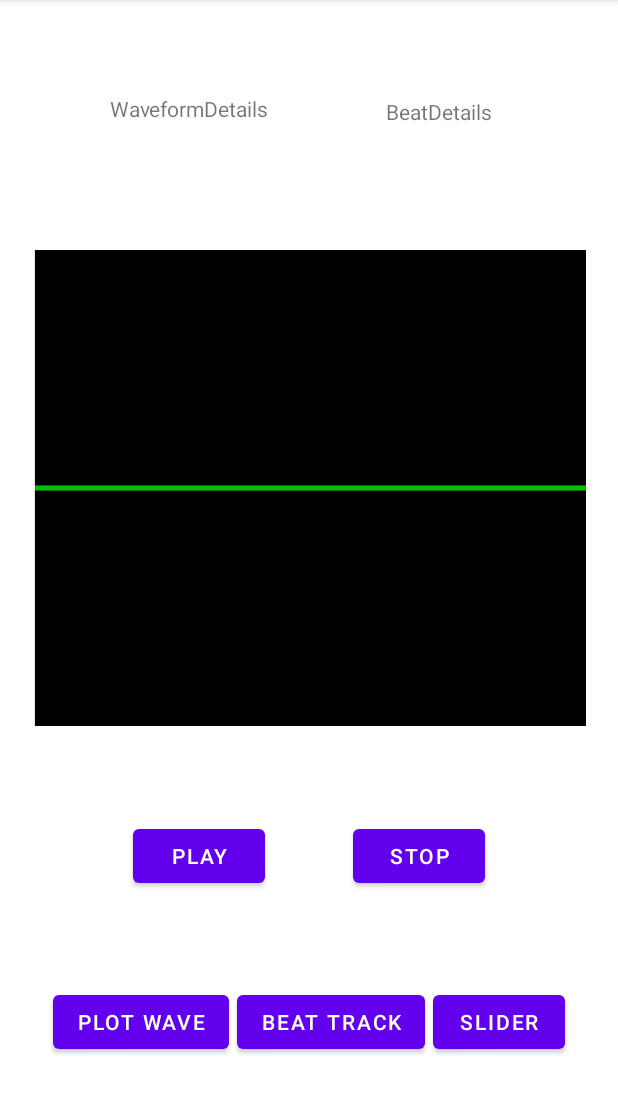
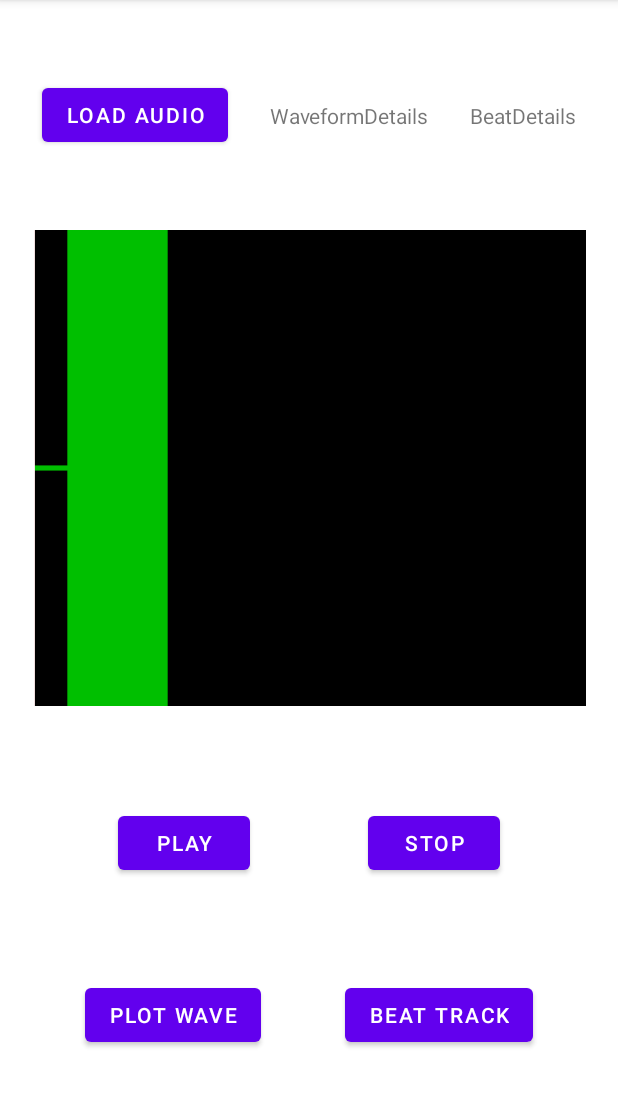
Before and after one commit to leonardltk/AndroidAudioWaveViewer, an Android app: the screen it shows after launch (MainActivity), after a tap on "PLAY", on a phone screen of 412 x 824 dp, the part 84-1198 px from its top. Run offline under Robolectric (Android 15) with nearby library versions, the phone set to English and light mode, and no system bars; 2 statements that could not run were skipped.

Commit message:
Added Slider.     MainActivity.java :         Added SliderView         playIT() : To have slider when playing audio         Added LoadAudio button and function.         dispWave_Canvas() : Only used to display audio from LoadAudio(), not to get audio itself.
    WaveformView.java :
        Included SkipSample to show a coarser resolution of waveform.

    activity_main.xml :
        Included LoadAudio button.
        Fixed layout to be wrap content instead of layout_margin*.
        Added a ConstraintLayout within the HorizontalScrollView.
        Packed WaveformView & SliderView within this ConstraintLayout.

```diff
--- a/app/src/main/java/com/example/audio_v2/MainActivity.java
+++ b/app/src/main/java/com/example/audio_v2/MainActivity.java
@@ -6,8 +6,6 @@ import android.content.Context;
 import android.media.MediaPlayer;
 import android.os.Bundle;
 import android.view.View;
-import android.widget.HorizontalScrollView;
-import android.widget.ScrollView;
 import android.widget.TextView;
 
 import java.io.FileInputStream;
@@ -36,6 +34,8 @@ public class MainActivity extends AppCompatActivity {
     ArrayList<Integer> Beats;
     /* -- Canvas Params -- */
     private WaveformView mWaveformView;
+    /* -- Canvas Params -- */
+    private SliderView mSliderView;
 
 
     /** ------------ When App start, run these by default ------------ */
@@ -52,6 +52,9 @@ public class MainActivity extends AppCompatActivity {
 
         /* WaveformView Canvas */
         mWaveformView = (WaveformView) findViewById(R.id.waveformView);
+
+        /** SliderView Canvas */
+        mSliderView = (SliderView) findViewById(R.id.sliderview);
     }
     /* When pause the application, stop the song. */
     @Override
@@ -65,6 +68,7 @@ public class MainActivity extends AppCompatActivity {
     /* Play button. */
     public void playIT(View v){
         mySong.start();
+        mSliderView.Draw1(3*16000);
     }
     /* Stop button. */
     public void stopIT(View v){
@@ -73,7 +77,7 @@ public class MainActivity extends AppCompatActivity {
     }
 
 
-    /** ------------ Displaying Waveform ------------ */
+    /** ------------ Load Audio ------------ */
     /** Helper for Reading Audio */
     /* Converting bytes to int */
     public long getLE2(byte[] buffer) {
@@ -118,20 +122,24 @@ public class MainActivity extends AppCompatActivity {
         }
         return WaveOut;
     }
-    /** dispWave */
-    public void dispWave_Canvas(View v){
+    public void LoadAudio(View v){
         /** ------ Read Audio ------ */
         amplitudes = readAudio_ArrayList(R.raw.test);
 
+        /** ------ Write Waveform Details ------ */
+        TextView WaveDetails = v.getRootView().findViewById(R.id.WaveformTextView);
+        String StringWaves = "Size=" + amplitudes.size() + "\nDuration=" + amplitudes.size()/samplingRate +
+                "\nMax=" + Collections.max(amplitudes) + "\nMin=" + Collections.min(amplitudes);
+        WaveDetails.setText(StringWaves);
+    }
+
+
+    /** ------------ Displaying Waveform ------------ */
+    public void dispWave_Canvas(View v){
         /** ------ Plot ------ */
         mWaveformView.clearAmplitudes();
         mWaveformView.setAmplitudes(amplitudes);
         mWaveformView.drawAmplitudes();
-
-        /** ------ Write Waveform Details ------ */
-        TextView WaveDetails = v.getRootView().findViewById(R.id.WaveformTextView);
-        String StringWaves = "Size=" + amplitudes.size() + "\nMax=" + Collections.max(amplitudes) + "\nMin=" + Collections.min(amplitudes);
-        WaveDetails.setText(StringWaves);
     }
 
 
@@ -169,8 +177,8 @@ public class MainActivity extends AppCompatActivity {
         Beats = new ArrayList<Integer>();
 
         /** ------ Get the beats (fake) ------ */
-        for (int i=0; i<1200; i++){
-            Beats.add(3*i);
+        for (int i=0; i<13; i++){
+            Beats.add(30*i);
         }
         /* -- Write in string form to local file  */
         ArrayList2File(Beats, "Beats.txt");
@@ -188,12 +196,7 @@ public class MainActivity extends AppCompatActivity {
 
         /** ------ Write Beat Details ------ */
         TextView BeatDetails = v.getRootView().findViewById(R.id.BeatTextView);
-        String StringBeats = "" + Beats.size();
+        String StringBeats = "Number of Beats = " + Beats.size() + "";
         BeatDetails.setText(StringBeats);
     }
-
-
-    /** ------------ runSlider ------------ */
-    public void runSlider(View v){
-    }
 }
--- /dev/null
+++ b/app/src/main/java/com/example/audio_v2/SliderView.java
@@ -0,0 +1,73 @@
+package com.example.audio_v2;
+
+import android.animation.ObjectAnimator;
+import android.content.Context;
+import android.graphics.Canvas;
+import android.graphics.Color;
+import android.graphics.Paint;
+import android.util.AttributeSet;
+import android.view.View;
+import android.graphics.Path;
+
+import androidx.annotation.Nullable;
+
+public class SliderView extends View {
+    // https://stackoverflow.com/questions/5367950/android-drawing-an-animated-line
+    // https://developer.android.com/codelabs/advanced-android-kotlin-training-property-animation#4
+    // https://medium.com/@quiro91/custom-view-mastering-onmeasure-a0a0bb11784d
+
+    Path path;
+    Paint paint;
+    float length;
+    private int samplingRate = 16000;
+    private int SkipSample = 30; // Resolution for display
+
+    public SliderView(Context context){
+        super(context);
+        init(null);
+    }
+    public SliderView(Context context, AttributeSet attrs){
+        super(context, attrs);
+        init(attrs);
+    }
+    public SliderView(Context context, AttributeSet attrs, int defStyleAttr){
+        super(context, attrs, defStyleAttr);
+        init(attrs);
+    }
+    public void init(@Nullable AttributeSet set) {
+        paint = new Paint();
+        paint.setColor(Color.BLUE);
+        paint.setStrokeWidth(10);
+        paint.setStyle(Paint.Style.STROKE);
+
+        path = new Path();
+        path.moveTo(0, 0);
+        path.lineTo(0, 1200);
+    }
+
+    @Override
+    public void onDraw(Canvas c){
+        super.onDraw(c);
+
+        /* bg color */
+        c.drawColor(Color.TRANSPARENT);
+
+        c.drawPath(path, paint);
+    }
+    @Override
+    protected void onMeasure(int widthMeasureSpec, int heightMeasureSpec) {
+        int width = 50000; // To cater to a song that is as long as 50000/16000 seconds
+        int height = heightMeasureSpec; // heightMeasureSpec MeasureSpec.getSize(heightMeasureSpec)
+        setMeasuredDimension(width, height);
+    }
+
+    public void Draw1(int NumSamples){
+        ObjectAnimator animator = ObjectAnimator.ofFloat(
+                SliderView.this, "translationX",
+                0, NumSamples/SkipSample);
+        animator.setDuration(NumSamples*1000/samplingRate);
+        animator.start();
+
+        postInvalidate();
+    }
+}
--- a/app/src/main/java/com/example/audio_v2/WaveformView.java
+++ b/app/src/main/java/com/example/audio_v2/WaveformView.java
@@ -33,6 +33,7 @@ public class WaveformView extends View {
     Integer samplingRate = 16000;
     private Paint linePaint; // waveform line characteristics
     float scaledHeight;
+    private int SkipSample = 30; // Resolution for display
     /* Beats */
     ArrayList<Integer> Beats;
     float SampleIdx;
@@ -40,7 +41,6 @@ public class WaveformView extends View {
     private Paint beatPaint; // beats line characteristics
     /* debug */
     private Paint debugPaint;
-    Context app_context;
 
     /** Constructors */
     public WaveformView(Context context) {
@@ -112,7 +112,12 @@ public class WaveformView extends View {
         /** Plot Waveform */
         int middle = viewHeight/2; //middle of view
         int curX = 0;
+        int npts = -1;
         for (float power : amplitudes) {
+            npts++;
+            if (npts%SkipSample > 0){
+                continue;
+            }
 
             scaledHeight = power/LINE_SCALE; //scale the power
             curX += LINE_WIDTH ; //increase by line width
@@ -135,9 +140,10 @@ public class WaveformView extends View {
         /** Plot Beats */
         if (Beats.size()>1){
             QuadShift = (Beats.get(1) - Beats.get(0))*hop_length/4;
+            QuadShift /= SkipSample;
         }
         for (float FrameIdx : Beats){
-            SampleIdx = FrameIdx*hop_length;
+            SampleIdx = FrameIdx*hop_length/SkipSample;
 
             /* draw Major beats */
             canvas.drawLine(
@@ -175,7 +181,7 @@ public class WaveformView extends View {
         postInvalidate();
     }
 
-    /** Waveform */
+    /** Beats */
     public void setBeats(ArrayList<Integer> BeatsIN){
         Beats = BeatsIN;
     }
--- a/app/src/main/res/layout/activity_main.xml
+++ b/app/src/main/res/layout/activity_main.xml
@@ -8,26 +8,38 @@
     tools:context=".MainActivity">
 
 <!-- Header -->
+    <Button
+        android:id="@+id/sliderButton"
+        android:layout_width="wrap_content"
+        android:layout_height="wrap_content"
+        android:onClick="LoadAudio"
+        android:text="Load Audio"
+        app:layout_constraintBottom_toTopOf="@+id/hscroll"
+        app:layout_constraintEnd_toStartOf="@+id/WaveformTextView"
+        app:layout_constraintStart_toStartOf="parent"
+        app:layout_constraintTop_toTopOf="parent" />
+
     <TextView
         android:id="@+id/WaveformTextView"
-        android:layout_width="110dp"
-        android:layout_height="41dp"
+        android:layout_width="wrap_content"
+        android:layout_height="wrap_content"
         android:text="WaveformDetails"
         app:layout_constraintBottom_toTopOf="@+id/hscroll"
         app:layout_constraintEnd_toStartOf="@+id/BeatTextView"
-        app:layout_constraintStart_toStartOf="parent"
+        app:layout_constraintStart_toEndOf="@+id/sliderButton"
         app:layout_constraintTop_toTopOf="parent" />
+
     <TextView
         android:id="@+id/BeatTextView"
-        android:layout_width="81dp"
-        android:layout_height="38dp"
+        android:layout_width="wrap_content"
+        android:layout_height="wrap_content"
         android:text="BeatDetails"
         app:layout_constraintBottom_toTopOf="@+id/hscroll"
         app:layout_constraintEnd_toEndOf="parent"
         app:layout_constraintStart_toEndOf="@+id/WaveformTextView"
         app:layout_constraintTop_toTopOf="parent" />
 
-<!-- Canvas -->
+<!-- Scrolling Canvas containing both Waveform & Slider -->
     <HorizontalScrollView
         android:id="@+id/hscroll"
         android:layout_width="369dp"
@@ -38,10 +50,27 @@
         app:layout_constraintStart_toStartOf="parent"
         app:layout_constraintTop_toBottomOf="@+id/WaveformTextView">
 
-        <com.example.audio_v2.WaveformView
-            android:id="@+id/waveformView"
-            android:layout_width="369dp"
-            android:layout_height="317dp" />
+        <androidx.constraintlayout.widget.ConstraintLayout
+            android:layout_width="wrap_content"
+            android:layout_height="match_parent">
+
+            <com.example.audio_v2.WaveformView
+                android:id="@+id/waveformView"
+                android:layout_width="match_parent"
+                android:layout_height="match_parent"
+                app:layout_constraintTop_toTopOf="parent"
+                app:layout_constraintStart_toStartOf="parent"
+                app:layout_constraintBottom_toBottomOf="parent"/>
+
+            <com.example.audio_v2.SliderView
+                android:id="@+id/sliderview"
+                android:layout_width="match_parent"
+                android:layout_height="match_parent"
+                app:layout_constraintBottom_toBottomOf="parent"
+                app:layout_constraintStart_toStartOf="parent"
+                app:layout_constraintTop_toTopOf="parent" />
+
+        </androidx.constraintlayout.widget.ConstraintLayout>
 
     </HorizontalScrollView>
 
@@ -50,8 +79,6 @@
         android:id="@+id/play"
         android:layout_width="wrap_content"
         android:layout_height="wrap_content"
-        android:layout_marginStart="30dp"
-        android:layout_marginLeft="30dp"
         android:onClick="playIT"
         android:text="@string/play"
         app:layout_constraintBottom_toTopOf="@+id/PlotWaveButton"
@@ -59,12 +86,11 @@
         app:layout_constraintHorizontal_bias="0.5"
         app:layout_constraintStart_toStartOf="parent"
         app:layout_constraintTop_toBottomOf="@+id/hscroll" />
+
     <Button
         android:id="@+id/stop"
         android:layout_width="wrap_content"
         android:layout_height="wrap_content"
-        android:layout_marginEnd="30dp"
-        android:layout_marginRight="30dp"
         android:onClick="stopIT"
         android:text="@string/stop"
         app:layout_constraintBottom_toTopOf="@+id/BeatTrackButton"
@@ -78,8 +104,6 @@
         android:id="@+id/PlotWaveButton"
         android:layout_width="wrap_content"
         android:layout_height="wrap_content"
-        android:layout_marginStart="30dp"
-        android:layout_marginLeft="30dp"
         android:onClick="dispWave_Canvas"
         android:text="@string/PlotWave"
         app:layout_constraintBottom_toBottomOf="parent"
@@ -87,6 +111,7 @@
         app:layout_constraintStart_toStartOf="parent"
         app:layout_constraintTop_toBottomOf="@+id/play"
         app:layout_constraintVertical_bias="0.5" />
+
     <Button
         android:id="@+id/BeatTrackButton"
         android:layout_width="wrap_content"
@@ -94,20 +119,8 @@
         android:onClick="PlotBeatTracks"
         android:text="@string/beat_track"
         app:layout_constraintBottom_toBottomOf="parent"
-        app:layout_constraintEnd_toStartOf="@+id/sliderButton"
+        app:layout_constraintEnd_toEndOf="parent"
         app:layout_constraintStart_toEndOf="@+id/PlotWaveButton"
-        app:layout_constraintTop_toBottomOf="@+id/stop" />
-    <Button
-        android:id="@+id/sliderButton"
-        android:layout_width="wrap_content"
-        android:layout_height="wrap_content"
-        android:layout_marginEnd="30dp"
-        android:layout_marginRight="30dp"
-        android:text="Slider"
-        android:onClick="runSlider"
-        app:layout_constraintBottom_toBottomOf="parent"
-        app:layout_constraintEnd_toEndOf="parent"
-        app:layout_constraintStart_toEndOf="@+id/BeatTrackButton"
         app:layout_constraintTop_toBottomOf="@+id/stop" />
 
 </androidx.constraintlayout.widget.ConstraintLayout>
```
